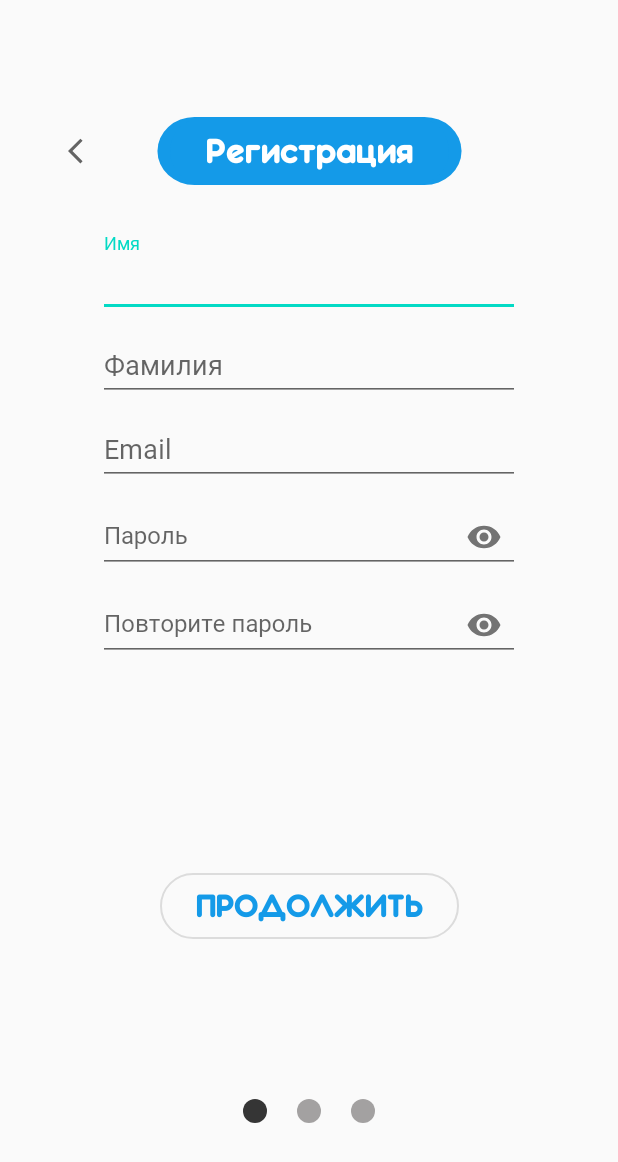
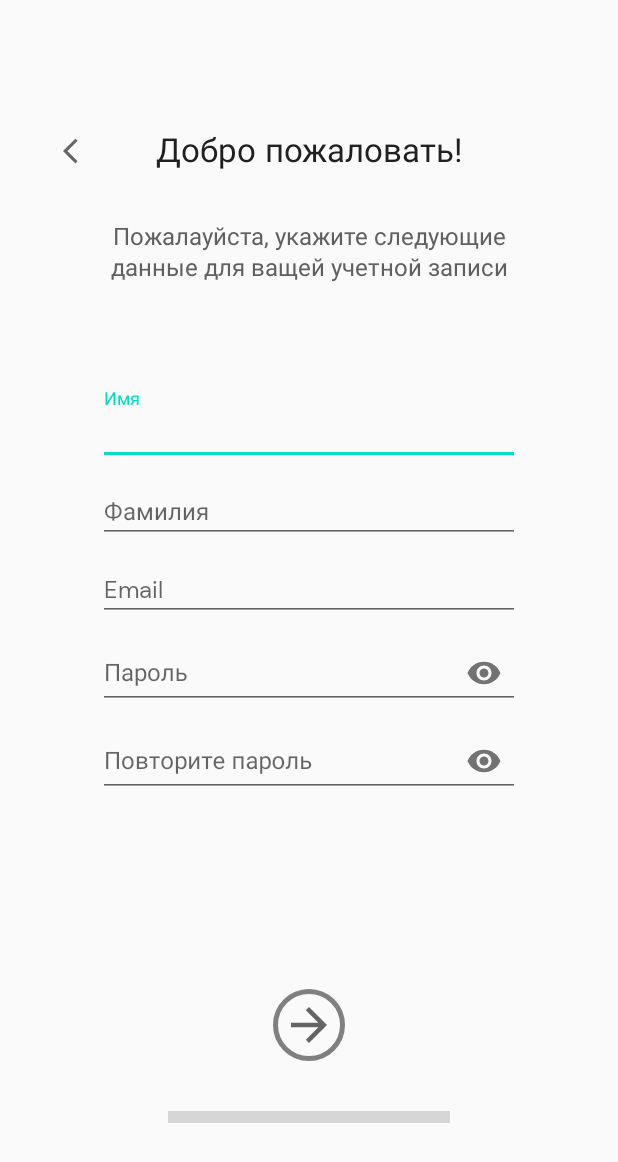
Before and after one commit to aiekseu/hackathon_park_mobile, an Android app: the layout fragment_register_firstpage.xml on its own in the app's theme, with its tools: preview values and no code run, on a phone screen of 412 x 824 dp. Shown: the top 1162 px of the screen. Run offline under Robolectric (Android 15) with nearby library versions, the phone set to English and light mode, and no system bars; grey boxes are pictures that could not be loaded.

```diff
--- a/app/src/main/AndroidManifest.xml
+++ b/app/src/main/AndroidManifest.xml
@@ -12,7 +12,6 @@
         <activity android:name=".MainActivity">
             <intent-filter>
                 <action android:name="android.intent.action.MAIN" />
-
                 <category android:name="android.intent.category.LAUNCHER" />
             </intent-filter>
         </activity>
--- /dev/null
+++ b/app/src/main/res/drawable/ic_baseline_arrow_forward_24.xml
@@ -0,0 +1,5 @@
+<vector android:height="36dp" android:tint="?attr/colorControlNormal"
+    android:viewportHeight="24" android:viewportWidth="24"
+    android:width="36dp" xmlns:android="http://schemas.android.com/apk/res/android">
+    <path android:fillColor="@android:color/white" android:pathData="M12,4l-1.41,1.41L16.17,11H4v2h12.17l-5.58,5.59L12,20l8,-8z"/>
+</vector>
--- a/app/src/main/res/drawable/rectangle_with_rounded_corners.xml
+++ b/app/src/main/res/drawable/rectangle_with_rounded_corners_purple.xml
@@ -3,8 +3,8 @@
     <ripple android:color="?attr/colorControlHighlight">
         <item>
             <shape android:shape="rectangle">
-                <corners android:radius="25dp" />
-                <solid android:color="#E8E6E6" />
+                <corners android:radius="15dp" />
+                <solid android:color="#AD9DCC" />
             </shape>
         </item>
     </ripple>
--- /dev/null
+++ b/app/src/main/res/drawable/transparent_round.xml
@@ -0,0 +1,11 @@
+<?xml version="1.0" encoding="utf-8"?>
+<shape
+    xmlns:android="http://schemas.android.com/apk/res/android"
+    android:shape="oval">
+    <size
+        android:width="16dp"
+        android:height="16dp"/>
+    <stroke
+        android:width="5px"
+        android:color="@android:color/tertiary_text_light"/>
+</shape>
--- a/app/src/main/res/layout/fragment_register_firstpage.xml
+++ b/app/src/main/res/layout/fragment_register_firstpage.xml
@@ -6,195 +6,199 @@
     android:layout_height="match_parent">
 
     <ImageView
-        android:id="@+id/register2_btn_back"
+        android:id="@+id/register_btn_back"
         android:layout_width="36dp"
         android:layout_height="36dp"
         android:clickable="true"
         android:focusable="true"
         android:padding="8dp"
         android:src="@drawable/ic_baseline_arrow_back_ios_24"
-        app:layout_constraintBottom_toBottomOf="@id/register2_tv_titleText"
-        app:layout_constraintEnd_toEndOf="parent"
-        app:layout_constraintHorizontal_bias="0.1"
+        app:layout_constraintBottom_toBottomOf="@id/register_tv_titleText"
+        app:layout_constraintEnd_toStartOf="@+id/register_tv_titleText"
         app:layout_constraintStart_toStartOf="parent"
-        app:layout_constraintTop_toTopOf="@id/register2_tv_titleText" />
+        app:layout_constraintTop_toTopOf="@id/register_tv_titleText" />
 
     <TextView
-        android:id="@+id/register2_tv_titleText"
+        android:id="@+id/register_tv_titleText"
         android:layout_width="wrap_content"
         android:layout_height="45dp"
-        android:background="@drawable/rectangle_with_rounded_corners_blue"
-        android:fontFamily="@font/franxurter_totally_medium"
+        android:fontFamily="@font/dm_sans_regular"
         android:gravity="center"
-        android:paddingHorizontal="24dp"
-        android:text="Регистрация"
-        android:textColor="@android:color/white"
-        android:textSize="28sp"
+        android:text="Добро пожаловать!"
+        android:textColor="#202020"
+        android:textSize="22sp"
         app:layout_constraintBottom_toBottomOf="parent"
         app:layout_constraintEnd_toEndOf="parent"
         app:layout_constraintStart_toStartOf="parent"
         app:layout_constraintTop_toTopOf="parent"
         app:layout_constraintVertical_bias="0.1" />
 
-    <ImageView
-        android:layout_width="0dp"
-        android:layout_height="45dp"
-        android:elevation="-1dp"
-        android:scaleX="1.09"
-        android:src="@drawable/rectangle_with_rounded_corners_light_blue"
-        app:layout_constraintBottom_toBottomOf="@id/register2_tv_titleText"
-        app:layout_constraintEnd_toEndOf="@id/register2_tv_titleText"
-        app:layout_constraintStart_toStartOf="@id/register2_tv_titleText"
-        app:layout_constraintTop_toTopOf="@id/register2_tv_titleText" />
+    <TextView
+        android:id="@+id/register_tv_titlePlease"
+        android:layout_width="wrap_content"
+        android:layout_height="wrap_content"
+        android:layout_marginTop="24dp"
+        android:fontFamily="@font/dm_sans_regular"
+        android:gravity="center"
+        android:text="Пожалауйста, укажите следующие\nданные для ващей учетной записи"
+        android:textColor="#606060"
+        android:textSize="16sp"
+        app:layout_constraintEnd_toEndOf="parent"
+        app:layout_constraintStart_toStartOf="parent"
+        app:layout_constraintTop_toBottomOf="@id/register_tv_titleText" />
+
 
     <com.google.android.material.textfield.TextInputLayout
-        android:id="@+id/register2_edt_nameLayout"
+        android:id="@+id/register_edt_nameLayout"
         android:layout_width="0dp"
         android:layout_height="wrap_content"
         android:layout_marginHorizontal="65dp"
-        android:layout_marginTop="32dp"
         android:hint="Имя"
+        app:layout_constraintBottom_toTopOf="@+id/register_edt_surnameLayout"
         app:layout_constraintEnd_toEndOf="parent"
+        app:layout_constraintHorizontal_bias="0.5"
         app:layout_constraintStart_toStartOf="parent"
-        app:layout_constraintTop_toBottomOf="@+id/register2_tv_titleText">
+        app:layout_constraintTop_toBottomOf="@+id/register_tv_titlePlease"
+        app:layout_constraintVertical_bias="0.35"
+        app:layout_constraintVertical_chainStyle="packed">
 
         <com.google.android.material.textfield.TextInputEditText
             android:id="@+id/register_edt_name"
             android:layout_width="match_parent"
             android:layout_height="wrap_content"
-            android:fontFamily="@font/calibri"
+            android:fontFamily="@font/dm_sans_regular"
+            android:textSize="16sp"
             android:inputType="textPersonName|textCapSentences" />
 
     </com.google.android.material.textfield.TextInputLayout>
 
     <com.google.android.material.textfield.TextInputLayout
-        android:id="@+id/register2_edt_surnameLayout"
+        android:id="@+id/register_edt_surnameLayout"
         android:layout_width="0dp"
         android:layout_height="wrap_content"
         android:layout_marginHorizontal="65dp"
         android:hint="Фамилия"
+        app:layout_constraintBottom_toTopOf="@+id/register_edt_emailLayout"
         app:layout_constraintEnd_toEndOf="parent"
+        app:layout_constraintHorizontal_bias="0.5"
         app:layout_constraintStart_toStartOf="parent"
-        app:layout_constraintTop_toBottomOf="@id/register2_edt_nameLayout">
+        app:layout_constraintTop_toBottomOf="@+id/register_edt_nameLayout">
 
         <com.google.android.material.textfield.TextInputEditText
-            android:id="@+id/register2_edt_surname"
+            android:id="@+id/register_edt_surname"
             android:layout_width="match_parent"
             android:layout_height="wrap_content"
-            android:fontFamily="@font/calibri"
+            android:fontFamily="@font/dm_sans_regular"
+            android:textSize="16sp"
             android:inputType="textPersonName|textCapSentences" />
 
     </com.google.android.material.textfield.TextInputLayout>
 
     <com.google.android.material.textfield.TextInputLayout
-        android:id="@+id/register2_edt_emailLayout"
+        android:id="@+id/register_edt_emailLayout"
         android:layout_width="0dp"
         android:layout_height="wrap_content"
         android:layout_marginHorizontal="65dp"
         android:hint="Email"
+        app:layout_constraintBottom_toTopOf="@+id/register_edt_passwordLayout"
         app:layout_constraintEnd_toEndOf="parent"
+        app:layout_constraintHorizontal_bias="0.5"
         app:layout_constraintStart_toStartOf="parent"
-        app:layout_constraintTop_toBottomOf="@id/register2_edt_surnameLayout">
+        app:layout_constraintTop_toBottomOf="@+id/register_edt_surnameLayout">
 
         <com.google.android.material.textfield.TextInputEditText
-            android:id="@+id/register2_edt_email"
+            android:id="@+id/register_edt_email"
             android:layout_width="match_parent"
             android:layout_height="wrap_content"
-            android:fontFamily="@font/calibri"
+            android:fontFamily="@font/dm_sans_regular"
+            android:textSize="16sp"
             android:inputType="textEmailAddress|textCapSentences" />
 
     </com.google.android.material.textfield.TextInputLayout>
 
 
-
     <com.google.android.material.textfield.TextInputLayout
-        android:id="@+id/register2_edt_passwordLayout"
+        android:id="@+id/register_edt_passwordLayout"
         android:layout_width="0dp"
         android:layout_height="wrap_content"
         android:layout_marginHorizontal="65dp"
         android:hint="Пароль"
+        app:layout_constraintBottom_toTopOf="@+id/register_edt_repeatPasswordLayout"
         app:layout_constraintEnd_toEndOf="parent"
+        app:layout_constraintHorizontal_bias="0.5"
         app:layout_constraintStart_toStartOf="parent"
-        app:layout_constraintTop_toBottomOf="@id/register2_edt_emailLayout"
+        app:layout_constraintTop_toBottomOf="@+id/register_edt_emailLayout"
         app:passwordToggleEnabled="true">
 
         <com.google.android.material.textfield.TextInputEditText
-            android:id="@+id/register2_edt_password"
+            android:id="@+id/register_edt_password"
             android:layout_width="match_parent"
             android:layout_height="wrap_content"
-            android:fontFamily="@font/calibri"
-            android:inputType="textPassword"
-            android:textSize="16sp" />
+            android:fontFamily="@font/dm_sans_regular"
+            android:textSize="16sp"
+            android:inputType="textPassword" />
 
     </com.google.android.material.textfield.TextInputLayout>
 
     <com.google.android.material.textfield.TextInputLayout
-        android:id="@+id/register2_edt_repeatPasswordLayout"
+        android:id="@+id/register_edt_repeatPasswordLayout"
         android:layout_width="0dp"
         android:layout_height="wrap_content"
         android:layout_marginHorizontal="65dp"
         android:hint="Повторите пароль"
+        app:layout_constraintBottom_toTopOf="@+id/register_btn_continue"
         app:layout_constraintEnd_toEndOf="parent"
+        app:layout_constraintHorizontal_bias="0.5"
         app:layout_constraintStart_toStartOf="parent"
-        app:layout_constraintTop_toBottomOf="@+id/register2_edt_passwordLayout"
+        app:layout_constraintTop_toBottomOf="@+id/register_edt_passwordLayout"
         app:passwordToggleEnabled="true">
 
         <com.google.android.material.textfield.TextInputEditText
-            android:id="@+id/register2_edt_repeatPassword"
+            android:id="@+id/register_edt_repeatPassword"
             android:layout_width="match_parent"
             android:layout_height="wrap_content"
-            android:fontFamily="@font/calibri"
+            android:fontFamily="@font/dm_sans_regular"
+            android:textSize="16sp"
             android:imeOptions="actionGo"
-            android:inputType="textPassword"
-            android:textSize="16sp" />
+            android:inputType="textPassword" />
 
     </com.google.android.material.textfield.TextInputLayout>
 
-    <com.google.android.material.button.MaterialButton
-        android:id="@+id/register2_btn_continue"
-        style="@style/Widget.MaterialComponents.Button.OutlinedButton"
-        android:layout_width="wrap_content"
-        android:layout_height="56dp"
-        android:fontFamily="@font/franxurter_totally_medium"
-        android:letterSpacing="0"
-        android:paddingHorizontal="24dp"
-        android:text="Продолжить"
-        android:textSize="26sp"
-        app:cornerRadius="25dp"
+
+    <ImageButton
+        android:id="@+id/register_btn_continue"
+        android:layout_width="48dp"
+        android:layout_height="48dp"
+        android:background="@drawable/transparent_round"
+        android:src="@drawable/ic_baseline_arrow_forward_24"
         app:layout_constraintBottom_toBottomOf="parent"
         app:layout_constraintEnd_toEndOf="parent"
         app:layout_constraintStart_toStartOf="parent"
         app:layout_constraintTop_toTopOf="parent"
-        app:layout_constraintVertical_bias="0.75" />
+        app:layout_constraintVertical_bias="0.85" />
+
 
     <ImageView
-        android:id="@+id/register2_imv_firstDot"
-        android:layout_width="wrap_content"
-        android:layout_height="wrap_content"
-        android:layout_marginEnd="36dp"
-        android:src="@drawable/register_round_filled"
-        app:layout_constraintBottom_toBottomOf="@id/register2_imv_secondDot"
-        app:layout_constraintEnd_toEndOf="@id/register2_imv_secondDot" />
-
-    <ImageView
-        android:id="@+id/register2_imv_secondDot"
-        android:layout_width="wrap_content"
-        android:layout_height="wrap_content"
-        android:layout_marginBottom="32dp"
-        android:src="@drawable/register_round"
+        android:id="@+id/imageView"
+        android:layout_width="188dp"
+        android:layout_height="8dp"
+        android:layout_marginBottom="8dp"
+        android:src="@drawable/rectangle_with_rounded_corners"
         app:layout_constraintBottom_toBottomOf="parent"
         app:layout_constraintEnd_toEndOf="parent"
         app:layout_constraintStart_toStartOf="parent"
-        app:layout_constraintTop_toBottomOf="@+id/register2_btn_continue"
-        app:layout_constraintVertical_bias="0.7" />
+        app:layout_constraintTop_toBottomOf="@+id/register_btn_continue"
+        app:layout_constraintVertical_bias="0.33" />
 
     <ImageView
-        android:id="@+id/register2_imv_thirdDot"
-        android:layout_width="wrap_content"
-        android:layout_height="wrap_content"
-        android:layout_marginStart="36dp"
-        android:src="@drawable/register_round"
-        app:layout_constraintBottom_toBottomOf="@id/register2_imv_secondDot"
-        app:layout_constraintStart_toStartOf="@id/register2_imv_secondDot" />
+        android:layout_width="94dp"
+        android:layout_height="8dp"
+        android:layout_marginBottom="8dp"
+        android:elevation="1px"
+        android:src="@drawable/rectangle_with_rounded_corners_purple"
+        app:layout_constraintBottom_toBottomOf="parent"
+        app:layout_constraintStart_toStartOf="@+id/imageView"
+        app:layout_constraintTop_toBottomOf="@+id/register_btn_continue"
+        app:layout_constraintVertical_bias="0.33" />
 
 </androidx.constraintlayout.widget.ConstraintLayout>
--- a/app/src/main/res/values/styles.xml
+++ b/app/src/main/res/values/styles.xml
@@ -15,7 +15,7 @@
         <item name="android:fontFamily">@font/franxurter_totally_medium</item>
         <item name="android:typeface">@font/franxurter_totally_medium</item>
         <item name="boxCornerRadiusTopStart">25dp</item>
-        <item name="boxStrokeColor">#0080CB</item>
+        <item name="boxStrokeColor">#303030</item>
         <item name="errorEnabled">true</item>
         <item name="materialThemeOverlay">@style/Overlay.TextInputEditText.OutlinedBox</item>
     </style>
@@ -28,7 +28,7 @@
         <item name="android:fontFamily">@font/franxurter_totally_medium</item>
         <item name="android:typeface">@font/franxurter_totally_medium</item>
         <item name="boxCornerRadiusTopStart">25dp</item>
-        <item name="boxStrokeColor">#0080CB</item>
+        <item name="boxStrokeColor">#303030</item>
         <item name="errorEnabled">true</item>
         <item name="materialThemeOverlay">
             @style/Overlay.TextInputEditText.OutlinedBox.ExposedDropdownMenu
```
Also changed, not shown: app/src/main/res/layout/fragment_login.xml (+33 -14 lines), app/src/main/res/layout/fragment_register_secondpage.xml (+109 -77 lines), app/src/main/res/layout/fragment_register_thirdpage.xml (deleted, +0 -159 lines), app/src/main/res/drawable/register2_logo.png (added).
